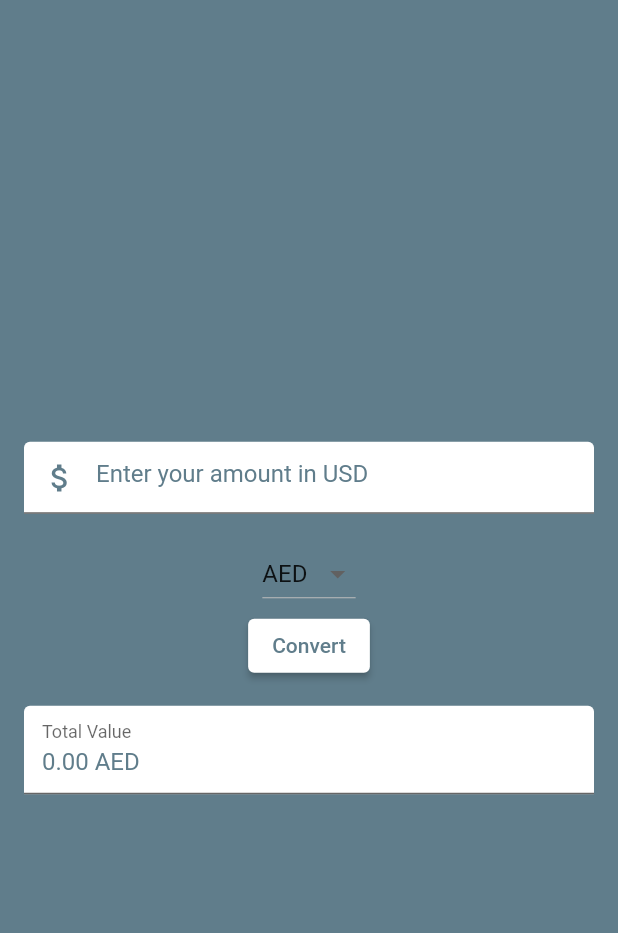
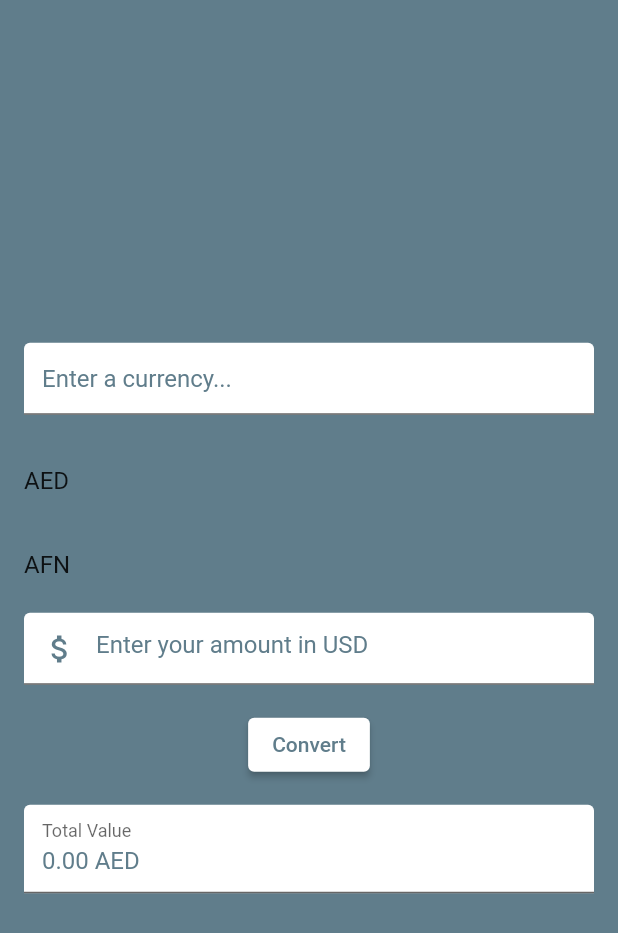
Before and after one commit to Mutei/currency_convertor, a Flutter app: the screen it shows after launch, on a phone screen of 412 x 824 dp. Shown: the top 933 px of the screen. Run offline on Flutter 3.47's test engine with Material 2 defaults, Android fonts, the phone set to English and light mode, and no system bars.

Commit message:
fourth update

```diff
--- /dev/null
+++ b/lib/Padding/padding_enter_amount.dart
@@ -0,0 +1,19 @@
+import 'package:flutter/material.dart';
+import '../input_text_field.dart';
+
+class PaddingEnterAmount extends StatelessWidget {
+  const PaddingEnterAmount({
+    super.key,
+    required this.controller,
+  });
+
+  final TextEditingController controller;
+
+  @override
+  Widget build(BuildContext context) {
+    return Padding(
+      padding: const EdgeInsets.all(16.0),
+      child: InputTextField(controller: controller),
+    );
+  }
+}
--- /dev/null
+++ b/lib/Padding/padding_total_value.dart
@@ -0,0 +1,24 @@
+import 'package:flutter/material.dart';
+import '../read_only_text_field.dart';
+
+class PaddingTotalValue extends StatelessWidget {
+  const PaddingTotalValue({
+    super.key,
+    required this.recentValue,
+    required this.selectedCurrency,
+  });
+
+  final double recentValue;
+  final String selectedCurrency;
+
+  @override
+  Widget build(BuildContext context) {
+    return Padding(
+      padding: const EdgeInsets.all(16.0),
+      child: MyReadOnlyTextField(
+        recentValue: recentValue,
+        selectedCurrency: selectedCurrency,
+      ),
+    );
+  }
+}
--- a/lib/constant.dart
+++ b/lib/constant.dart
@@ -2,3 +2,4 @@ import 'package:flutter/material.dart';
 
 const kPrimaryColor = Colors.blueGrey;
 const kSecondPrimaryColor = Colors.white;
+const kListTileTextColors = Colors.black87;
--- a/lib/currency_convertor.dart
+++ b/lib/currency_convertor.dart
@@ -3,7 +3,7 @@ import 'constant.dart';
 import 'input_text_field.dart';
 import 'url_function.dart';
 import 'list.dart';
-import 'read_only_text_field.dart';
+import 'Padding/padding_total_value.dart';
 
 class CurrencyConvertor extends StatefulWidget {
   const CurrencyConvertor({Key? key}) : super(key: key);
@@ -19,6 +19,19 @@ class _CurrencyConvertorState extends State<CurrencyConvertor> {
   double recentValue = 0.0;
   double conversionRate = 3.75;
   String selectedCurrency = 'AED';
+  String searchText = '';
+  List<String> filteredCurrencies = [];
+
+  // ...
+
+  @override
+  void initState() {
+    super.initState();
+
+    // Initialize the filtered list with all currencies initially
+    filteredCurrencies = listLength.getCurrenciesList();
+    // ...
+  }
 
   void updateCurrency() async {
     double dollars = double.tryParse(controller.text) ?? 0.0;
@@ -32,41 +45,58 @@ class _CurrencyConvertorState extends State<CurrencyConvertor> {
   Widget build(BuildContext context) {
     return Scaffold(
       backgroundColor: kPrimaryColor,
-      body: Center(
+      body: SafeArea(
+        child: Center(
           child: Column(
             mainAxisAlignment: MainAxisAlignment.center,
             children: [
-            // Text(
-            //   '${recentValue.toStringAsFixed(2)} $selectedCurrency',
-            //   style: const TextStyle(
-            //     fontSize: 60,
-            //     fontWeight: FontWeight.bold,
-            //     color: kTextColor,
-            //   ),
-            // ),
               Padding(
                 padding: const EdgeInsets.all(16.0),
-              child: InputTextField(controller: controller),
+                child: TextField(
+                  decoration: const InputDecoration(
+                    hintText: 'Enter a currency...',
+                    hintStyle: TextStyle(color: kPrimaryColor),
+                    filled: true,
+                    fillColor: kSecondPrimaryColor,
+                    focusedBorder: OutlineInputBorder(
+                      borderRadius: BorderRadius.all(
+                        Radius.circular(40),
                       ),
-            DropdownButton<String>(
-              value: selectedCurrency,
-              onChanged: (String? newValue) {
+                    ),
+                  ),
+                  onChanged: (value) {
                     setState(() {
-                  selectedCurrency = newValue!;
+                      searchText = value.toLowerCase();
+                      // Filter the currency list based on the search text
+                      filteredCurrencies =
+                          listLength.getCurrenciesList().where((currency) {
+                        return currency.toLowerCase().contains(searchText);
+                      }).toList();
                     });
                   },
-              items: listLength
-                  .getCurrenciesList()
-                  .map<DropdownMenuItem<String>>((String value) {
-                return DropdownMenuItem<String>(
-                  value: value,
-                  child: Text(
-                    value,
-                    style: const TextStyle(color: Colors.black87),
                 ),
+              ),
+              // Display the filtered currency list
+              SizedBox(
+                height: 100, // Set the desired height
+                child: ListView.builder(
+                  itemCount: filteredCurrencies.length,
+                  itemBuilder: (context, index) {
+                    return ListTile(
+                      title: Text(
+                        filteredCurrencies[index],
+                        style: const TextStyle(color: kListTileTextColors),
+                      ),
+                      onTap: () {
+                        setState(() {
+                          selectedCurrency = filteredCurrencies[index];
+                        });
+                      },
                     );
-              }).toList(),
+                  },
                 ),
+              ),
+              PaddingEnterAmount(controller: controller),
               ElevatedButton(
                 onPressed: updateCurrency,
                 style: ButtonStyle(
@@ -79,16 +109,111 @@ class _CurrencyConvertorState extends State<CurrencyConvertor> {
                   style: TextStyle(color: kPrimaryColor),
                 ),
               ),
-            Padding(
-              padding: const EdgeInsets.all(16.0),
-              child: MyReadOnlyTextField(
-                recentValue: recentValue,
-                selectedCurrency: selectedCurrency,
+              PaddingTotalValue(
+                  recentValue: recentValue, selectedCurrency: selectedCurrency),
+            ],
           ),
-            ),
-          ],
         ),
       ),
     );
   }
 }
+
+class PaddingEnterAmount extends StatelessWidget {
+  const PaddingEnterAmount({
+    super.key,
+    required this.controller,
+  });
+
+  final TextEditingController controller;
+
+  @override
+  Widget build(BuildContext context) {
+    return Padding(
+      padding: const EdgeInsets.all(16.0),
+      child: InputTextField(controller: controller),
+    );
+  }
+}
+
+// DropdownButton<String>(
+//   value: selectedCurrency,
+//   onChanged: (String? newValue) {
+//     setState(() {
+//       selectedCurrency = newValue!;
+//     });
+//   },
+//   items: listLength
+//       .getCurrenciesList()
+//       .map<DropdownMenuItem<String>>((String value) {
+//     return DropdownMenuItem<String>(
+//       value: value,
+//       child: Text(
+//         value,
+//         style: const TextStyle(color: Colors.black87),
+//       ),
+//     );
+//   }).toList(),
+// ),
+
+// TextField(
+//   decoration: const InputDecoration(
+//     labelText: 'Search Currency',
+//     hintText: 'Enter a currency...',
+//   ),
+//   onChanged: (value) {
+//     setState(() {
+//       searchText = value.toLowerCase();
+//       // Filter the currency list based on the search text
+//       filteredCurrencies =
+//           listLength.getCurrenciesList().where((currency) {
+//         return currency.toLowerCase().contains(searchText);
+//       }).toList();
+//     });
+//   },
+// ),
+// Display the filtered currency list
+
+// Container(
+// padding: EdgeInsets.only(left: 300),
+// child: IconButton(
+// icon: Icon(Icons.search),
+// onPressed: () {
+// openSearchDialog(context);
+// },
+// ),
+// ),
+
+// void openSearchDialog(BuildContext context) {
+//   showDialog(
+//     context: context,
+//     builder: (BuildContext context) {
+//       return AlertDialog(
+//         title: const Text('Search Currency'),
+//         content: TextField(
+//           decoration: const InputDecoration(
+//             hintText: 'Enter a currency...',
+//           ),
+//           onChanged: (value) {
+//             setState(() {
+//               searchText = value.toLowerCase();
+//               // Filter the currency list based on the search text
+//               filteredCurrencies =
+//                   listLength.getCurrenciesList().where((currency) {
+//                 return currency.toLowerCase().contains(searchText);
+//               }).toList();
+//             });
+//           },
+//         ),
+//         actions: <Widget>[
+//           TextButton(
+//             onPressed: () {
+//               Navigator.of(context).pop();
+//             },
+//             child: Text('Cancel'),
+//           ),
+//         ],
+//       );
+//     },
+//   );
+// }
```
Lines whose indentation alone changed are shown as unchanged.
